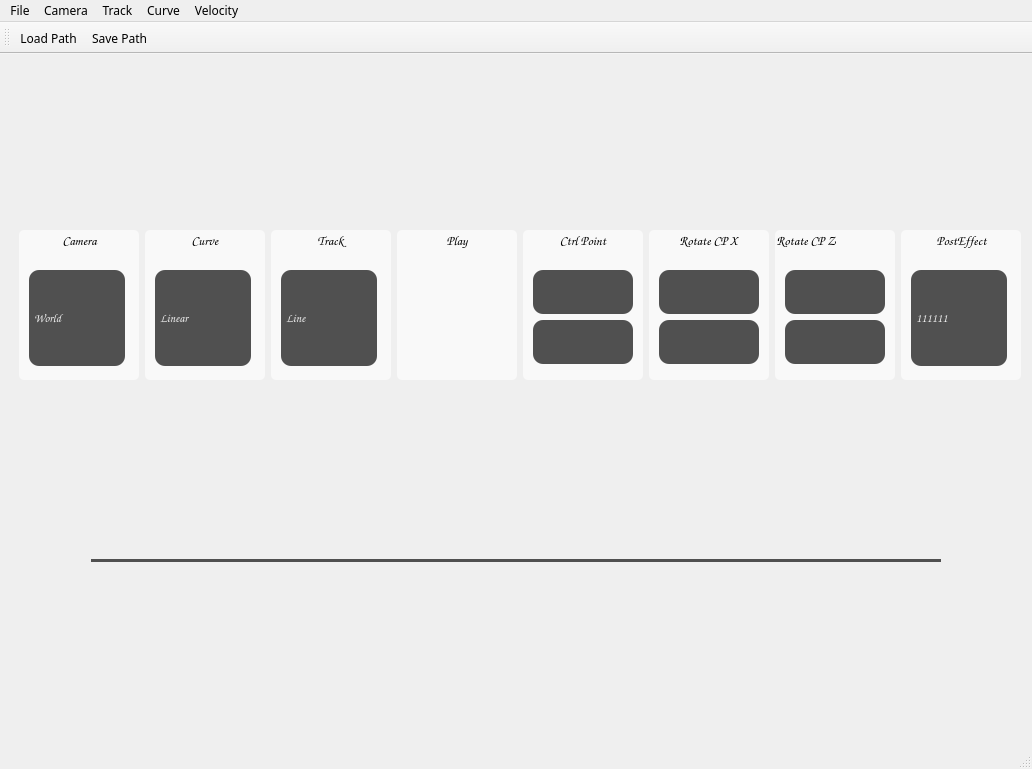
Qt form Roller Coaster/AppMain.ui (AxotZero/CG) before a commit.
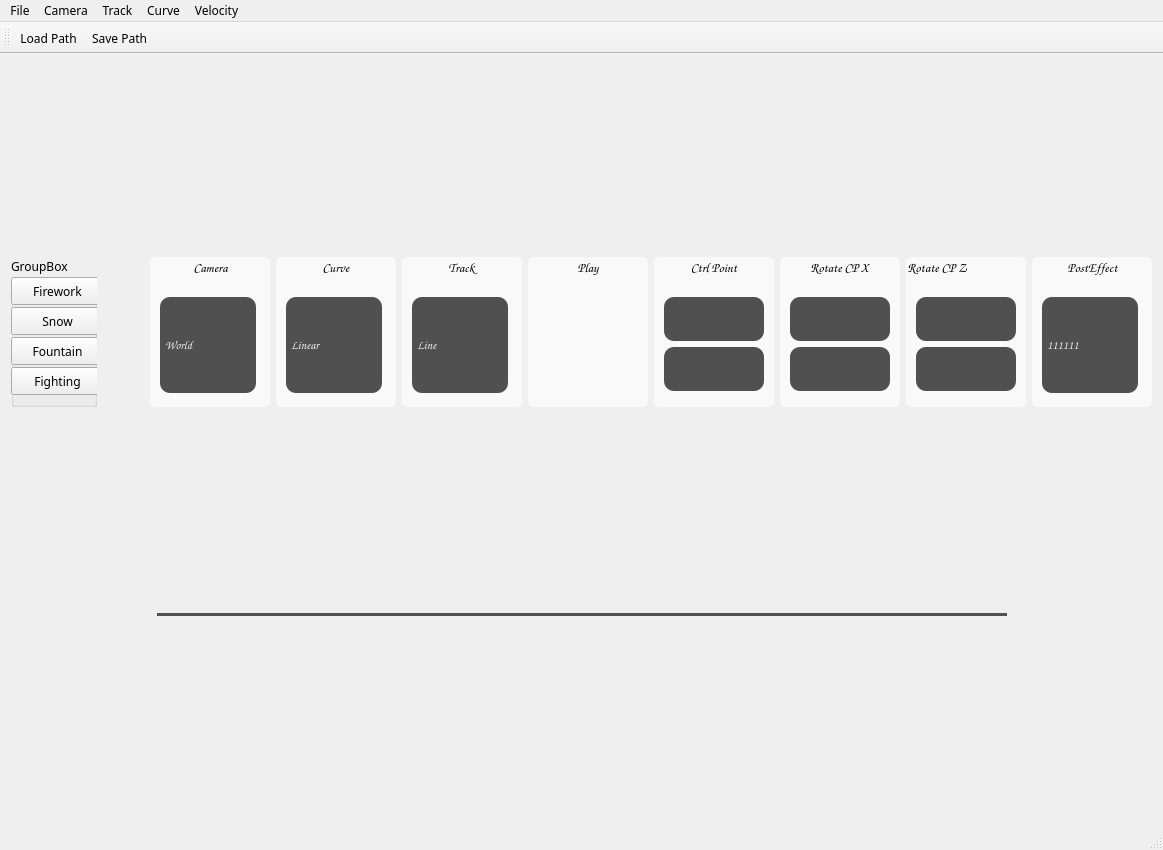
The same form after that commit. Icons and pictures are not drawn.

The edit to the form file:
```diff
--- a/Roller Coaster/AppMain.ui
+++ b/Roller Coaster/AppMain.ui
@@ -6,8 +6,8 @@
    <rect>
     <x>0</x>
     <y>0</y>
-    <width>1032</width>
-    <height>769</height>
+    <width>1163</width>
+    <height>850</height>
    </rect>
   </property>
   <property name="sizePolicy">
@@ -77,6 +77,65 @@
       <property name="bottomMargin">
        <number>0</number>
       </property>
+      <item>
+       <widget class="QGroupBox" name="groupBox_3">
+        <property name="title">
+         <string>GroupBox</string>
+        </property>
+        <widget class="QPushButton" name="Firework">
+         <property name="geometry">
+          <rect>
+           <x>0</x>
+           <y>20</y>
+           <width>93</width>
+           <height>28</height>
+          </rect>
+         </property>
+         <property name="text">
+          <string>Firework</string>
+         </property>
+        </widget>
+        <widget class="QPushButton" name="Snow">
+         <property name="geometry">
+          <rect>
+           <x>0</x>
+           <y>50</y>
+           <width>93</width>
+           <height>28</height>
+          </rect>
+         </property>
+         <property name="text">
+          <string>Snow</string>
+         </property>
+        </widget>
+        <widget class="QPushButton" name="Fountain">
+         <property name="geometry">
+          <rect>
+           <x>0</x>
+           <y>80</y>
+           <width>93</width>
+           <height>28</height>
+          </rect>
+         </property>
+         <property name="text">
+          <string>Fountain</string>
+         </property>
+        </widget>
+        <widget class="QPushButton" name="Fighting">
+         <property name="geometry">
+          <rect>
+           <x>0</x>
+           <y>110</y>
+           <width>93</width>
+           <height>28</height>
+          </rect>
+         </property>
+         <property name="text">
+          <string>Fighting</string>
+         </property>
+        </widget>
+       </widget>
+      </item>
       <item>
        <spacer name="horizontalSpacer">
         <property name="orientation">
@@ -1138,7 +1197,7 @@
     <rect>
      <x>0</x>
      <y>0</y>
-     <width>1032</width>
+     <width>1163</width>
      <height>25</height>
     </rect>
    </property>
```
